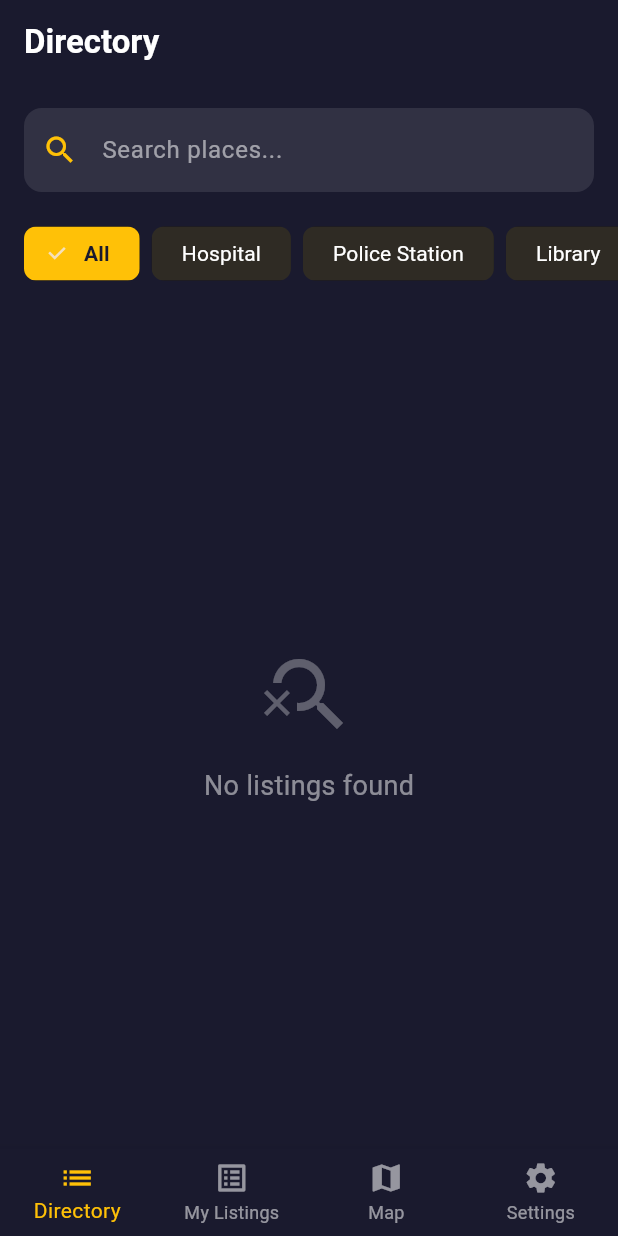
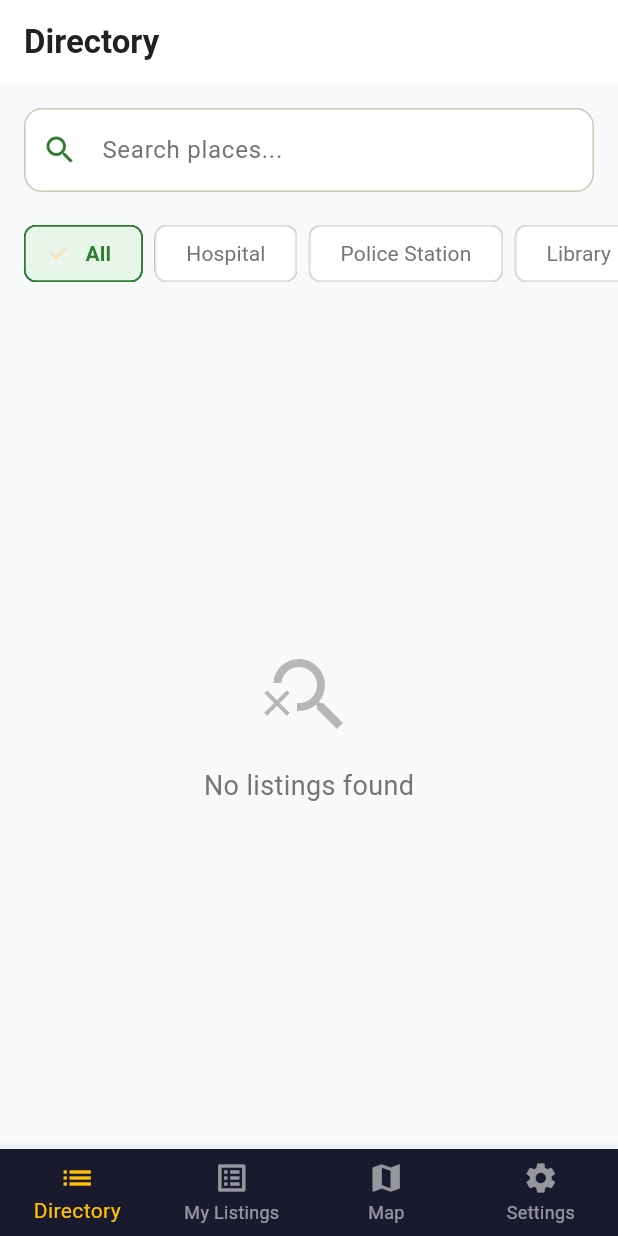
Before and after one commit to Tresorshingiro/KigaliDirectory, a Flutter app: the screen it shows once a user with an empty profile is signed in, on a phone screen of 412 x 824 dp. Run offline on Flutter 3.47's test engine with Material 3 defaults, Android fonts, the phone set to English and light mode, and no system bars; our stand-ins replace cloud_firestore, firebase_auth, firebase_core, flutter_riverpod, google_maps_flutter; accounts and stored records are empty.

Commit message:
made changes

```diff
--- a/lib/screens/directory_screen.dart
+++ b/lib/screens/directory_screen.dart
@@ -15,14 +15,14 @@ class DirectoryScreen extends ConsumerWidget {
     final selectedCategory = ref.watch(selectedCategoryProvider);
 
     return Scaffold(
-      backgroundColor: const Color(0xFF1A1A2E),
+      backgroundColor: const Color(0xFFF8F9FA),
       appBar: AppBar(
-        backgroundColor: const Color(0xFF1A1A2E),
+        backgroundColor: Colors.white,
         elevation: 0,
         title: const Text(
           'Directory',
           style: TextStyle(
-            color: Colors.white,
+            color: Color(0xFF212121),
             fontWeight: FontWeight.bold,
           ),
         ),
@@ -36,24 +36,24 @@ class DirectoryScreen extends ConsumerWidget {
               onChanged: (value) {
                 ref.read(searchQueryProvider.notifier).state = value;
               },
-              style: const TextStyle(color: Colors.white),
+              style: const TextStyle(color: Color(0xFF212121)),
               decoration: InputDecoration(
                 hintText: 'Search places...',
-                hintStyle: const TextStyle(color: Colors.white54),
-                prefixIcon: const Icon(Icons.search, color: Color(0xFFFFC107)),
+                hintStyle: const TextStyle(color: Color(0xFF757575)),
+                prefixIcon: const Icon(Icons.search, color: Color(0xFF2E7D32)),
                 suffixIcon: searchQuery.isNotEmpty
                     ? IconButton(
-                        icon: const Icon(Icons.clear, color: Colors.white54),
+                        icon: const Icon(Icons.clear, color: Color(0xFF757575)),
                         onPressed: () {
                           ref.read(searchQueryProvider.notifier).state = '';
                         },
                       )
                     : null,
                 filled: true,
-                fillColor: Colors.white.withOpacity(0.1),
+                fillColor: Colors.white,
                 border: OutlineInputBorder(
                   borderRadius: BorderRadius.circular(12),
-                  borderSide: BorderSide.none,
+                  borderSide: const BorderSide(color: Color(0xFFE0E0E0)),
                 ),
               ),
             ),
@@ -98,13 +98,13 @@ class DirectoryScreen extends ConsumerWidget {
                         Icon(
                           Icons.search_off,
                           size: 64,
-                          color: Colors.white.withOpacity(0.3),
+                          color: Color(0xFF757575).withOpacity(0.5),
                         ),
                         const SizedBox(height: 16),
                         Text(
                           'No listings found',
                           style: TextStyle(
-                            color: Colors.white.withOpacity(0.5),
+                            color: Color(0xFF757575),
                             fontSize: 18,
                           ),
                         ),
@@ -153,13 +153,15 @@ class _CategoryChip extends StatelessWidget {
         label: Text(label),
         selected: isSelected,
         onSelected: (_) => onTap(),
-        backgroundColor: Colors.white.withOpacity(0.1),
-        selectedColor: const Color(0xFFFFC107),
+        backgroundColor: Colors.white,
+        selectedColor: const Color(0xFFE8F5E9),
         labelStyle: TextStyle(
-          color: isSelected ? const Color(0xFF1A1A2E) : Colors.white,
+          color: isSelected ? const Color(0xFF2E7D32) : Color(0xFF757575),
           fontWeight: isSelected ? FontWeight.bold : FontWeight.normal,
         ),
-        side: BorderSide.none,
+        side: isSelected
+            ? const BorderSide(color: Color(0xFF2E7D32))
+            : const BorderSide(color: Color(0xFFE0E0E0)),
         padding: const EdgeInsets.symmetric(horizontal: 12, vertical: 8),
       ),
     );
```
